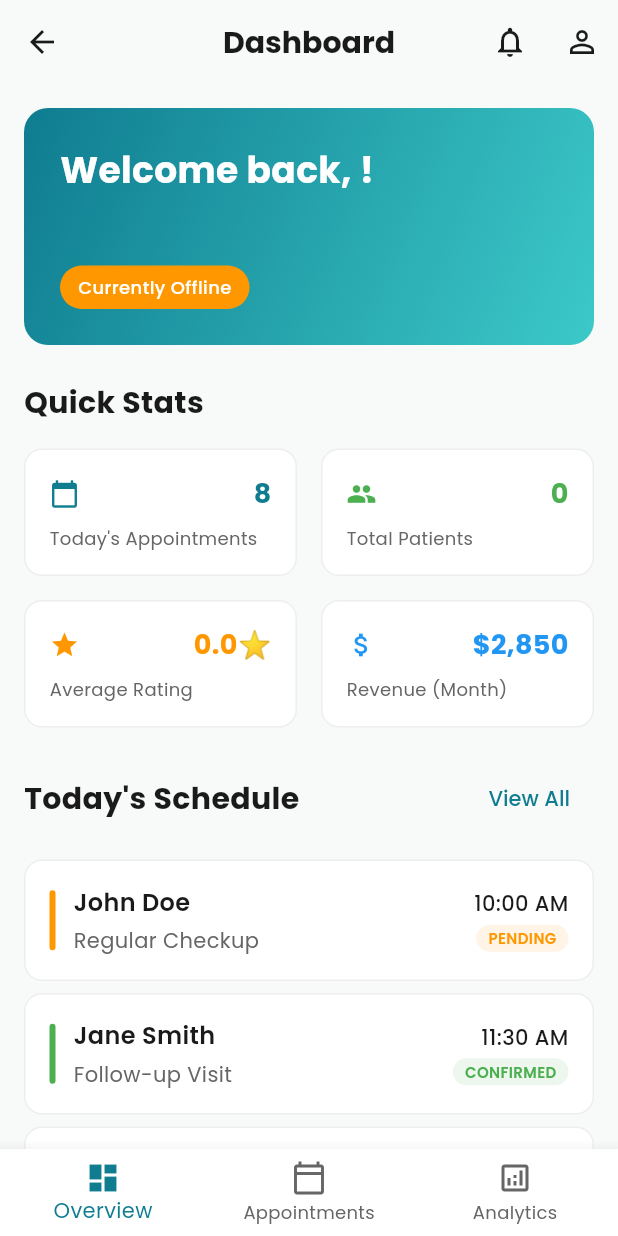
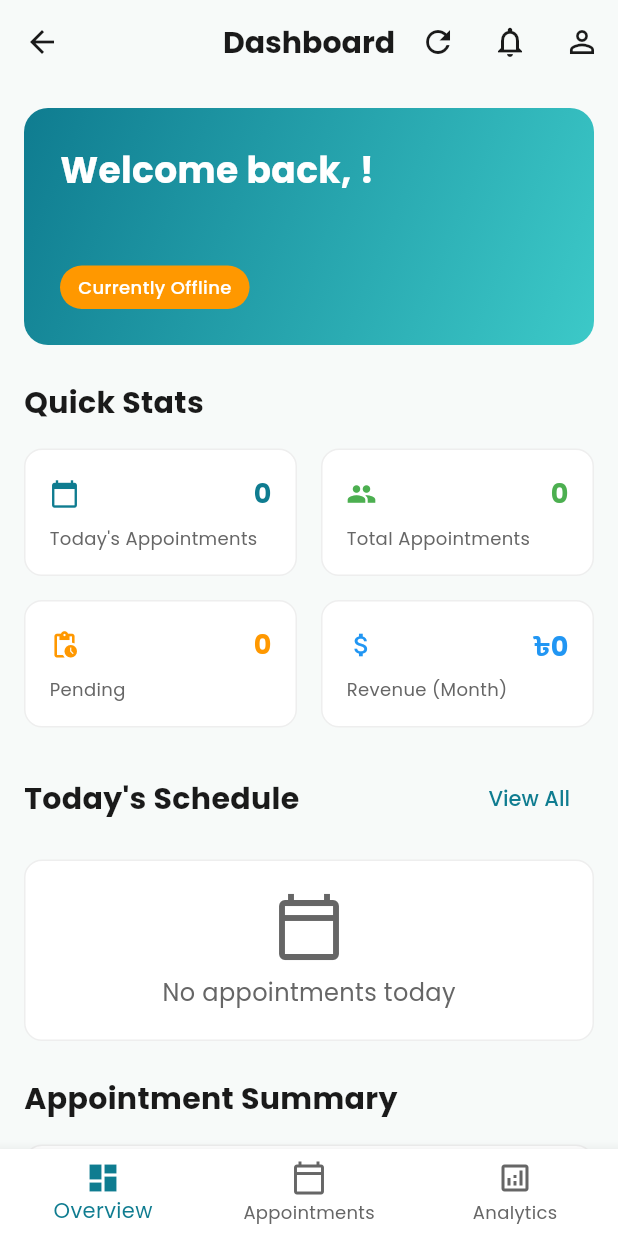
Before and after one commit to joydeb1729/doclinker, a Flutter app: the DoctorDashboard screen opened by its route, on a phone screen of 412 x 824 dp. Run offline on Flutter 3.47's test engine with Material 3 defaults, Android fonts, the light colour scheme and no system bars; our stand-ins replace cloud_firestore, firebase_auth, firebase_core, flutter_riverpod, google_fonts, google_sign_in; accounts and stored records are empty.

Commit message:
changed dollar symbol to taka

```diff
--- a/lib/screens/book_appointment_screen.dart
+++ b/lib/screens/book_appointment_screen.dart
@@ -193,7 +193,7 @@ class _BookAppointmentScreenState extends ConsumerState<BookAppointmentScreen> {
                 ),
                 Text('Time: $_selectedTimeSlot'),
                 Text(
-                  'Fee: \$${widget.doctor.consultationFee.toStringAsFixed(2)}',
+                  'Fee: ৳${widget.doctor.consultationFee.toStringAsFixed(2)}',
                 ),
               ],
             ),
@@ -350,7 +350,7 @@ class _BookAppointmentScreenState extends ConsumerState<BookAppointmentScreen> {
               Icon(Icons.attach_money, color: AppTheme.textSecondary, size: 16),
               const SizedBox(width: 4),
               Text(
-                '\$${widget.doctor.consultationFee}',
+                '৳${widget.doctor.consultationFee}',
                 style: TextStyle(color: AppTheme.textSecondary),
               ),
             ],
--- a/lib/screens/doctor/doctor_appointments_screen.dart
+++ b/lib/screens/doctor/doctor_appointments_screen.dart
@@ -383,7 +383,7 @@ class _DoctorAppointmentScreenState
               _buildDetailRow('Time', appointment.timeSlot),
               _buildDetailRow('Type', appointment.type.name.toUpperCase()),
               _buildDetailRow('Status', appointment.status.name.toUpperCase()),
-              _buildDetailRow('Fee', '\$${appointment.fee.toStringAsFixed(2)}'),
+              _buildDetailRow('Fee', '৳${appointment.fee.toStringAsFixed(2)}'),
 
               if (appointment.symptoms?.isNotEmpty == true) ...[
                 const SizedBox(height: 8),
@@ -663,7 +663,7 @@ class _DoctorAppointmentScreenState
                       color: AppTheme.textSecondary,
                     ),
                     Text(
-                      '\$${appointment.fee.toStringAsFixed(2)}',
+                      '৳${appointment.fee.toStringAsFixed(2)}',
                       style: TextStyle(
                         color: AppTheme.textSecondary,
                         fontSize: 13,
--- a/lib/screens/doctor/doctor_dashboard.dart
+++ b/lib/screens/doctor/doctor_dashboard.dart
@@ -3,8 +3,10 @@ import 'package:flutter_riverpod/flutter_riverpod.dart';
 import 'package:firebase_auth/firebase_auth.dart';
 import '../../app_theme.dart';
 import '../../models/doctor_profile.dart';
+import '../../models/appointment.dart' show Appointment;
 import '../../providers/auth_provider.dart';
 import '../../services/navigation_service.dart';
+import '../../services/appointment_service.dart' as appointment_service;
 import '../doctor_appointments_screen.dart';
 
 class DoctorDashboard extends ConsumerStatefulWidget {
@@ -18,11 +20,15 @@ class _DoctorDashboardState extends ConsumerState<DoctorDashboard> {
   int _selectedIndex = 0;
   DoctorProfile? _doctorProfile;
   bool _isLoading = true;
+  Map<String, int> _appointmentStats = {};
+  Map<String, double> _revenueStats = {};
+  List<Appointment> _todayAppointments = [];
 
   @override
   void initState() {
     super.initState();
     _loadDoctorProfile();
+    _loadDashboardData();
   }
 
   Future<void> _loadDoctorProfile() async {
@@ -43,6 +49,78 @@ class _DoctorDashboardState extends ConsumerState<DoctorDashboard> {
         print('Error loading doctor profile: $e');
         setState(() {
           _isLoading = false;
+        });
+      }
+    }
+  }
+
+  Future<void> _loadDashboardData() async {
+    final user = FirebaseAuth.instance.currentUser;
+    if (user == null) {
+      print('❌ No authenticated user found for dashboard');
+      return;
+    }
+
+    try {
+      print('🏥 Loading dashboard data for doctor: ${user.uid}');
+
+      // Load appointment statistics with fallback
+      final appointmentStats = await appointment_service
+          .AppointmentService.getDoctorAppointmentStats(user.uid);
+      final revenueStats = await appointment_service
+          .AppointmentService.getDoctorRevenueStats(user.uid);
+
+      // Load today's appointments
+      final today = DateTime.now();
+      final todayAppointments = await appointment_service
+          .AppointmentService.getDoctorAppointmentsByDate(user.uid, today);
+
+      print(
+        '✅ Dashboard loaded successfully - Total appointments: ${appointmentStats['total'] ?? 'Unknown'}',
+      );
+
+      if (mounted) {
+        setState(() {
+          // Ensure we have valid data with fallbacks
+          _appointmentStats = {
+            'total': appointmentStats['total'] ?? 0,
+            'todayCount': appointmentStats['todayCount'] ?? 0,
+            'thisWeek': appointmentStats['thisWeek'] ?? 0,
+            'monthlyCount': appointmentStats['monthlyCount'] ?? 0,
+            'pendingCount': appointmentStats['pendingCount'] ?? 0,
+            'confirmed': appointmentStats['confirmed'] ?? 0,
+            'completedCount': appointmentStats['completedCount'] ?? 0,
+          };
+          _revenueStats = {
+            'total': revenueStats['total'] ?? 0.0,
+            'todayRevenue': revenueStats['todayRevenue'] ?? 0.0,
+            'weeklyRevenue': revenueStats['weeklyRevenue'] ?? 0.0,
+            'monthlyRevenue': revenueStats['monthlyRevenue'] ?? 0.0,
+          };
+          _todayAppointments = todayAppointments;
+        });
+      }
+    } catch (e) {
+      print('❌ Error loading dashboard data: $e');
+      // Set empty data on error
+      if (mounted) {
+        setState(() {
+          _appointmentStats = {
+            'total': 0,
+            'todayCount': 0,
+            'thisWeek': 0,
+            'monthlyCount': 0,
+            'pendingCount': 0,
+            'confirmed': 0,
+            'completedCount': 0,
+          };
+          _revenueStats = {
+            'total': 0.0,
+            'todayRevenue': 0.0,
+            'weeklyRevenue': 0.0,
+            'monthlyRevenue': 0.0,
+          };
+          _todayAppointments = [];
         });
       }
     }
@@ -73,6 +151,11 @@ class _DoctorDashboardState extends ConsumerState<DoctorDashboard> {
             backgroundColor: Colors.transparent,
             elevation: 0,
             actions: [
+              IconButton(
+                icon: const Icon(Icons.refresh),
+                onPressed: _loadDashboardData,
+                tooltip: 'Refresh Data',
+              ),
               IconButton(
                 icon: const Icon(Icons.notifications_outlined),
                 onPressed: () {
@@ -252,7 +335,7 @@ class _DoctorDashboardState extends ConsumerState<DoctorDashboard> {
             Expanded(
               child: _buildStatCard(
                 'Today\'s Appointments',
-                '8',
+                '${_appointmentStats['todayCount'] ?? 0}',
                 Icons.calendar_today,
                 AppTheme.primaryColor,
               ),
@@ -260,8 +343,8 @@ class _DoctorDashboardState extends ConsumerState<DoctorDashboard> {
             const SizedBox(width: 16),
             Expanded(
               child: _buildStatCard(
-                'Total Patients',
-                '${_doctorProfile?.totalPatients ?? 0}',
+                'Total Appointments',
+                '${_appointmentStats['total'] ?? 0}',
                 Icons.people,
                 Colors.green,
               ),
@@ -273,9 +356,9 @@ class _DoctorDashboardState extends ConsumerState<DoctorDashboard> {
           children: [
             Expanded(
               child: _buildStatCard(
-                'Average Rating',
-                '${_doctorProfile?.averageRating.toStringAsFixed(1) ?? '0.0'}⭐',
-                Icons.star,
+                'Pending',
+                '${_appointmentStats['pendingCount'] ?? 0}',
+                Icons.pending_actions,
                 Colors.orange,
               ),
             ),
@@ -283,7 +366,7 @@ class _DoctorDashboardState extends ConsumerState<DoctorDashboard> {
             Expanded(
               child: _buildStatCard(
                 'Revenue (Month)',
-                '\$2,850',
+                '৳${(_revenueStats['monthlyRevenue'] ?? 0.0).toStringAsFixed(0)}',
                 Icons.attach_money,
                 Colors.blue,
               ),
@@ -352,26 +435,48 @@ class _DoctorDashboardState extends ConsumerState<DoctorDashboard> {
           ],
         ),
         const SizedBox(height: 16),
-        _buildAppointmentCard(
-          'John Doe',
-          '10:00 AM',
-          'Regular Checkup',
-          'pending',
-        ),
-        const SizedBox(height: 8),
-        _buildAppointmentCard(
-          'Jane Smith',
-          '11:30 AM',
-          'Follow-up Visit',
-          'confirmed',
-        ),
-        const SizedBox(height: 8),
-        _buildAppointmentCard(
-          'Mike Johnson',
-          '02:00 PM',
-          'Consultation',
-          'in-progress',
-        ),
+        if (_todayAppointments.isEmpty)
+          Container(
+            padding: const EdgeInsets.all(20),
+            decoration: BoxDecoration(
+              color: Colors.white,
+              borderRadius: BorderRadius.circular(12),
+              border: Border.all(color: Colors.grey.shade200),
+            ),
+            child: Center(
+              child: Column(
+                children: [
+                  Icon(
+                    Icons.calendar_today_outlined,
+                    size: 48,
+                    color: AppTheme.textSecondary,
+                  ),
+                  const SizedBox(height: 8),
+                  Text(
+                    'No appointments today',
+                    style: TextStyle(
+                      color: AppTheme.textSecondary,
+                      fontSize: 16,
+                    ),
+                  ),
+                ],
+              ),
+            ),
+          )
+        else
+          ..._todayAppointments
+              .take(3)
+              .map(
+                (appointment) => Padding(
+                  padding: const EdgeInsets.only(bottom: 8),
+                  child: _buildAppointmentCard(
+                    appointment.patientName,
+                    appointment.timeSlot,
+                    appointment.reason ?? 'Consultation',
+                    appointment.status.name,
+                  ),
+                ),
+              ),
       ],
     );
   }
@@ -472,7 +577,7 @@ class _DoctorDashboardState extends ConsumerState<DoctorDashboard> {
       crossAxisAlignment: CrossAxisAlignment.start,
       children: [
         const Text(
-          'Recent Activity',
+          'Appointment Summary',
           style: TextStyle(fontSize: 20, fontWeight: FontWeight.bold),
         ),
         const SizedBox(height: 16),
@@ -486,24 +591,24 @@ class _DoctorDashboardState extends ConsumerState<DoctorDashboard> {
           child: Column(
             children: [
               _buildActivityItem(
-                'New appointment booked',
-                'Sarah Wilson - Tomorrow 3:00 PM',
-                Icons.calendar_today,
-                '5 min ago',
+                'Completed Appointments',
+                '${_appointmentStats['completedCount'] ?? 0} appointments finished',
+                Icons.check_circle,
+                'Total',
               ),
               const Divider(),
               _buildActivityItem(
-                'Patient review received',
-                'John Doe rated you 5 stars',
-                Icons.star,
-                '1 hour ago',
+                'Confirmed Appointments',
+                '${_appointmentStats['confirmed'] ?? 0} appointments scheduled',
+                Icons.calendar_month,
+                'Upcoming',
               ),
               const Divider(),
               _buildActivityItem(
-                'Profile updated',
-                'Availability hours modified',
-                Icons.edit,
-                '2 hours ago',
+                'This Week Revenue',
+                '৳${(_revenueStats['weeklyRevenue'] ?? 0.0).toStringAsFixed(2)}',
+                Icons.monetization_on,
+                'Earnings',
               ),
             ],
           ),
--- a/lib/screens/doctor_appointments_screen.dart
+++ b/lib/screens/doctor_appointments_screen.dart
@@ -697,7 +697,7 @@ class _DoctorAppointmentsScreenState
                   const SizedBox(width: 8),
                   Expanded(
                     child: Text(
-                      'Fee: \$${appointment.fee.toStringAsFixed(2)}',
+                      'Fee: ৳${appointment.fee.toStringAsFixed(2)}',
                       style: const TextStyle(fontWeight: FontWeight.w500),
                       overflow: TextOverflow.ellipsis,
                     ),
--- a/lib/screens/doctor_list_screen.dart
+++ b/lib/screens/doctor_list_screen.dart
@@ -330,7 +330,7 @@ class _DoctorListScreenState extends ConsumerState<DoctorListScreen> {
               ),
               const Spacer(),
               Text(
-                '\$${doctor.consultationFee}',
+                '৳${doctor.consultationFee}',
                 style: TextStyle(
                   color: AppTheme.primaryColor,
                   fontWeight: FontWeight.bold,
--- a/lib/screens/doctor_schedule_booking_screen.dart
+++ b/lib/screens/doctor_schedule_booking_screen.dart
@@ -247,7 +247,7 @@ class _DoctorScheduleBookingScreenState
                     ),
                     const SizedBox(height: 4),
                     Text(
-                      '\$${widget.doctor.consultationFee.toStringAsFixed(0)} per consultation',
+                      '৳${widget.doctor.consultationFee.toStringAsFixed(0)} per consultation',
                       style: const TextStyle(
                         fontSize: 14,
                         fontWeight: FontWeight.w600,
@@ -446,7 +446,7 @@ class _DoctorScheduleBookingScreenState
                             child: Text(
                               isBooked
                                   ? 'Booked'
-                                  : '\$${slot.fee.toStringAsFixed(0)}',
+                                  : '৳${slot.fee.toStringAsFixed(0)}',
                               style: TextStyle(
                                 fontSize: 9,
                                 color: isBooked
@@ -529,7 +529,7 @@ class _DoctorScheduleBookingScreenState
                 ),
                 const SizedBox(width: 8),
                 Text(
-                  '\$${_selectedSlot!.fee.toStringAsFixed(0)}',
+                  '৳${_selectedSlot!.fee.toStringAsFixed(0)}',
                   style: const TextStyle(
                     fontSize: 16,
                     fontWeight: FontWeight.bold,
--- a/lib/screens/patient_appointments_screen.dart
+++ b/lib/screens/patient_appointments_screen.dart
@@ -316,7 +316,7 @@ class _PatientAppointmentsScreenState
                   Icon(Icons.payment, size: 16, color: Colors.grey.shade600),
                   const SizedBox(width: 8),
                   Text(
-                    'Fee: \$${appointment.fee.toStringAsFixed(2)}',
+                    'Fee: ৳${appointment.fee.toStringAsFixed(2)}',
                     style: const TextStyle(fontWeight: FontWeight.w500),
                   ),
                   const SizedBox(width: 8),
--- a/lib/services/appointment_service.dart
+++ b/lib/services/appointment_service.dart
@@ -1,8 +1,9 @@
 import 'package:cloud_firestore/cloud_firestore.dart';
 import '../models/appointment.dart';
 import '../models/doctor_profile.dart';
+import '../models/patient_profile.dart';
 
-// Simple UserProfile class for appointments
+// Simple UserProfile class for appointments (kept for backward compatibility)
 class UserProfile {
   final String uid;
   final String name;
@@ -50,23 +51,40 @@ class AppointmentService {
   }) async {
     try {
       // Get patient and doctor information
-      final patientDoc = await _firestore
-          .collection(_usersCollection)
+      // First try to get patient from patient_profiles collection
+      final patientProfileDoc = await _firestore
+          .collection('patient_profiles')
           .doc(patientId)
           .get();
+
+      String patientName;
+      if (patientProfileDoc.exists) {
+        final patientProfile = PatientProfile.fromFirestore(patientProfileDoc);
+        patientName = patientProfile.fullName;
+      } else {
+        // Fall back to users collection for backward compatibility
+        final patientDoc = await _firestore
+            .collection(_usersCollection)
+            .doc(patientId)
+            .get();
+
+        if (!patientDoc.exists) {
+          throw Exception('Patient profile not found');
+        }
+
+        final userProfile = UserProfile.fromFirestore(patientDoc);
+        patientName = userProfile.name;
+      }
+
       final doctorDoc = await _firestore
           .collection(_doctorProfilesCollection)
           .doc(doctorId)
           .get();
 
-      if (!patientDoc.exists) {
-        throw Exception('Patient profile not found');
-      }
       if (!doctorDoc.exists) {
         throw Exception('Doctor profile not found');
       }
 
-      final patientProfile = UserProfile.fromFirestore(patientDoc);
       final doctorProfile = DoctorProfile.fromFirestore(doctorDoc);
 
       // Check if time slot is available
@@ -88,7 +106,7 @@ class AppointmentService {
         doctorId: doctorId,
         patientId: patientId,
         doctorName: doctorProfile.fullName,
-        patientName: patientProfile.name,
+        patientName: patientName,
         appointmentDate: appointmentDate,
         timeSlot: timeSlot,
         type: type,
@@ -434,12 +452,132 @@ class AppointmentService {
     String doctorId,
   ) async {
     try {
+      // Validate doctor ID
+      if (doctorId.isEmpty) {
+        print('❌ Empty doctor ID provided');
+        return {
+          'total': 0,
+          'todayCount': 0,
+          'thisWeek': 0,
+          'monthlyCount': 0,
+          'pendingCount': 0,
+          'confirmed': 0,
+          'completedCount': 0,
+        };
+      }
+
       final querySnapshot = await _firestore
           .collection(_appointmentsCollection)
           .where('doctorId', isEqualTo: doctorId)
           .get();
 
-      final appointments = querySnapshot.docs
+      if (querySnapshot.docs.isEmpty) {
+        print('ℹ️ No appointments found for doctor: $doctorId');
+        return {
+          'total': 0,
+          'todayCount': 0,
+          'thisWeek': 0,
+          'monthlyCount': 0,
+          'pendingCount': 0,
+          'confirmed': 0,
+          'completedCount': 0,
+        };
+      }
+
+      final appointments = <Appointment>[];
+      for (final doc in querySnapshot.docs) {
+        try {
+          final data = doc.data();
+          print(
+            '📋 Processing appointment ${doc.id} - doctorId: ${data['doctorId']}',
+          );
+
+          final appointment = Appointment.fromFirestore(doc);
+          appointments.add(appointment);
+        } catch (e) {
+          print('⚠️ Failed to parse appointment ${doc.id}: $e');
+          // Continue processing other appointments
+        }
+      }
+
+      print(
+        '📊 Successfully parsed ${appointments.length} appointments from ${querySnapshot.docs.length} documents',
+      );
+
+      final now = DateTime.now();
+      final today = DateTime(now.year, now.month, now.day);
+      final startOfWeek = today.subtract(Duration(days: today.weekday - 1));
+      final startOfMonth = DateTime(now.year, now.month, 1);
+      final endOfWeek = startOfWeek.add(const Duration(days: 7));
+      final endOfMonth = DateTime(now.year, now.month + 1, 1);
+
+      // Count today's appointments
+      final todayAppointments = appointments.where((a) {
+        final appointmentDay = DateTime(
+          a.appointmentDate.year,
+          a.appointmentDate.month,
+          a.appointmentDate.day,
+        );
+        return appointmentDay.isAtSameMomentAs(today);
+      }).length;
+
+      // Count this week's appointments
+      final weeklyAppointments = appointments.where((a) {
+        return a.appointmentDate.isAfter(
+              startOfWeek.subtract(const Duration(days: 1)),
+            ) &&
+            a.appointmentDate.isBefore(endOfWeek);
+      }).length;
+
+      // Count this month's appointments
+      final monthlyAppointments = appointments.where((a) {
+        return a.appointmentDate.isAfter(
+              startOfMonth.subtract(const Duration(days: 1)),
+            ) &&
+            a.appointmentDate.isBefore(endOfMonth);
+      }).length;
+
+      // Count by status
+      final pendingCount = appointments
+          .where((a) => a.status == AppointmentStatus.pending)
+          .length;
+      final confirmedCount = appointments
+          .where((a) => a.status == AppointmentStatus.confirmed)
+          .length;
+      final completedCount = appointments
+          .where((a) => a.status == AppointmentStatus.completed)
+          .length;
+
+      final stats = {
+        'total': appointments.length,
+        'todayCount': todayAppointments,
+        'thisWeek': weeklyAppointments,
+        'monthlyCount': monthlyAppointments,
+        'pendingCount': pendingCount,
+        'confirmed': confirmedCount,
+        'completedCount': completedCount,
+      };
+
+      print('✅ Appointment statistics calculated: $stats');
+      return stats;
+    } catch (e) {
+      print('❌ Error getting appointment stats: $e');
+      return {};
+    }
+  }
+
+  /// Get revenue statistics for doctor dashboard
+  static Future<Map<String, double>> getDoctorRevenueStats(
+    String doctorId,
+  ) async {
+    try {
+      final querySnapshot = await _firestore
+          .collection(_appointmentsCollection)
+          .where('doctorId', isEqualTo: doctorId)
+          .where('isPaid', isEqualTo: true)
+          .get();
+
+      final paidAppointments = querySnapshot.docs
           .map((doc) => Appointment.fromFirestore(doc))
           .toList();
 
@@ -450,37 +588,35 @@ class AppointmentService {
       );
       final startOfMonth = DateTime(today.year, today.month, 1);
 
-      final todayAppointments = appointments
+      final todayRevenue = paidAppointments
           .where(
             (a) =>
                 a.appointmentDate.isAfter(startOfToday) &&
                 a.appointmentDate.isBefore(startOfToday.add(Duration(days: 1))),
           )
-          .length;
+          .fold<double>(0.0, (sum, appointment) => sum + appointment.fee);
 
-      final monthlyAppointments = appointments
+      final weeklyRevenue = paidAppointments
+          .where((a) => a.appointmentDate.isAfter(startOfWeek))
+          .fold<double>(0.0, (sum, appointment) => sum + appointment.fee);
+
+      final monthlyRevenue = paidAppointments
           .where((a) => a.appointmentDate.isAfter(startOfMonth))
-          .length;
+          .fold<double>(0.0, (sum, appointment) => sum + appointment.fee);
+
+      final totalRevenue = paidAppointments.fold<double>(
+        0.0,
+        (sum, appointment) => sum + appointment.fee,
+      );
 
       return {
-        'total': appointments.length,
-        'todayCount': todayAppointments,
-        'thisWeek': appointments
-            .where((a) => a.appointmentDate.isAfter(startOfWeek))
-            .length,
-        'monthlyCount': monthlyAppointments,
-        'pendingCount': appointments
-            .where((a) => a.status == AppointmentStatus.pending)
-            .length,
-        'confirmed': appointments
-            .where((a) => a.status == AppointmentStatus.confirmed)
-            .length,
-        'completedCount': appointments
-            .where((a) => a.status == AppointmentStatus.completed)
-            .length,
+        'total': totalRevenue,
+        'todayRevenue': todayRevenue,
+        'weeklyRevenue': weeklyRevenue,
+        'monthlyRevenue': monthlyRevenue,
       };
     } catch (e) {
-      print('❌ Error getting appointment stats: $e');
+      print('❌ Error getting revenue stats: $e');
       return {};
     }
   }
--- a/lib/widgets/enhanced_doctor_card.dart
+++ b/lib/widgets/enhanced_doctor_card.dart
@@ -171,7 +171,7 @@ class EnhancedDoctorCard extends StatelessWidget {
                     borderRadius: BorderRadius.circular(8),
                   ),
                   child: Text(
-                    '\$${doctor.consultationFee.toStringAsFixed(0)}',
+                    '৳${doctor.consultationFee.toStringAsFixed(0)}',
                     style: TextStyle(
                       color: Colors.green.shade700,
                       fontWeight: FontWeight.bold,
```
